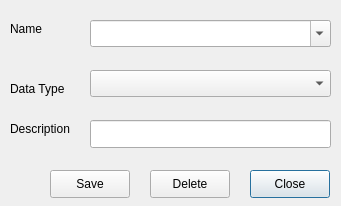
The window that open-ihm/gui/designs/ui_personalcharacteristics.ui (snim2mirror/openihm) describes before a commit, drawn with Qt 5.
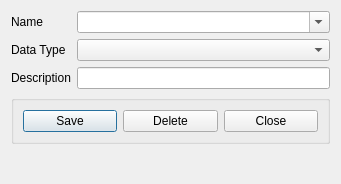
The same window after the commit.

Commit message: Added layout manager to most dialogs. One report and all tabbed dialogs still to go.

What changed in the file:
```diff
--- a/open-ihm/gui/designs/ui_personalcharacteristics.ui
+++ b/open-ihm/gui/designs/ui_personalcharacteristics.ui
@@ -7,129 +7,84 @@
     <x>0</x>
     <y>0</y>
     <width>341</width>
-    <height>206</height>
+    <height>184</height>
    </rect>
   </property>
   <property name="minimumSize">
    <size>
     <width>341</width>
-    <height>206</height>
+    <height>184</height>
    </size>
   </property>
   <property name="windowTitle">
    <string>Personal Characteristics</string>
   </property>
-  <widget class="QPushButton" name="btnPCharsClose">
-   <property name="geometry">
-    <rect>
-     <x>250</x>
-     <y>170</y>
-     <width>80</width>
-     <height>28</height>
-    </rect>
-   </property>
-   <property name="text">
-    <string>Close</string>
-   </property>
-  </widget>
-  <widget class="QPushButton" name="btnCharacteristicDelete">
-   <property name="geometry">
-    <rect>
-     <x>150</x>
-     <y>170</y>
-     <width>80</width>
-     <height>28</height>
-    </rect>
-   </property>
-   <property name="text">
-    <string>Delete</string>
-   </property>
-  </widget>
-  <widget class="QPushButton" name="btnCharacteristicSave">
-   <property name="geometry">
-    <rect>
-     <x>50</x>
-     <y>170</y>
-     <width>80</width>
-     <height>28</height>
-    </rect>
-   </property>
-   <property name="text">
-    <string>Save</string>
-   </property>
-  </widget>
-  <widget class="QComboBox" name="cmbCharacteristic">
-   <property name="geometry">
-    <rect>
-     <x>90</x>
-     <y>20</y>
-     <width>241</width>
-     <height>27</height>
-    </rect>
-   </property>
-   <property name="editable">
-    <bool>true</bool>
-   </property>
-  </widget>
-  <widget class="QComboBox" name="cmbDataType">
-   <property name="geometry">
-    <rect>
-     <x>90</x>
-     <y>70</y>
-     <width>241</width>
-     <height>27</height>
-    </rect>
-   </property>
-  </widget>
-  <widget class="QLabel" name="label">
-   <property name="geometry">
-    <rect>
-     <x>10</x>
-     <y>20</y>
-     <width>54</width>
-     <height>18</height>
-    </rect>
-   </property>
-   <property name="text">
-    <string>Name</string>
-   </property>
-  </widget>
-  <widget class="QLabel" name="label_2">
-   <property name="geometry">
-    <rect>
-     <x>10</x>
-     <y>80</y>
-     <width>61</width>
-     <height>18</height>
-    </rect>
-   </property>
-   <property name="text">
-    <string>Data Type</string>
-   </property>
-  </widget>
-  <widget class="QLabel" name="label_3">
-   <property name="geometry">
-    <rect>
-     <x>10</x>
-     <y>120</y>
-     <width>71</width>
-     <height>18</height>
-    </rect>
-   </property>
-   <property name="text">
-    <string>Description</string>
-   </property>
-  </widget>
-  <widget class="QLineEdit" name="txtDescription">
-   <property name="geometry">
-    <rect>
-     <x>90</x>
-     <y>120</y>
-     <width>241</width>
-     <height>28</height>
-    </rect>
-   </property>
-  </widget>
+  <layout class="QFormLayout" name="formLayout">
+   <item row="0" column="0">
+    <widget class="QLabel" name="label">
+     <property name="text">
+      <string>Name</string>
+     </property>
+    </widget>
+   </item>
+   <item row="0" column="1">
+    <widget class="QComboBox" name="cmbCharacteristic">
+     <property name="editable">
+      <bool>true</bool>
+     </property>
+    </widget>
+   </item>
+   <item row="1" column="0">
+    <widget class="QLabel" name="label_2">
+     <property name="text">
+      <string>Data Type</string>
+     </property>
+    </widget>
+   </item>
+   <item row="1" column="1">
+    <widget class="QComboBox" name="cmbDataType"/>
+   </item>
+   <item row="2" column="0">
+    <widget class="QLabel" name="label_3">
+     <property name="text">
+      <string>Description</string>
+     </property>
+    </widget>
+   </item>
+   <item row="2" column="1">
+    <widget class="QLineEdit" name="txtDescription"/>
+   </item>
+   <item row="3" column="0" colspan="2">
+    <widget class="QGroupBox" name="groupBox">
+     <property name="title">
+      <string/>
+     </property>
+     <layout class="QHBoxLayout" name="horizontalLayout">
+      <item>
+       <widget class="QPushButton" name="btnCharacteristicSave">
+        <property name="text">
+         <string>Save</string>
+        </property>
+       </widget>
+      </item>
+      <item>
+       <widget class="QPushButton" name="btnCharacteristicDelete">
+        <property name="text">
+         <string>Delete</string>
+        </property>
+       </widget>
+      </item>
+      <item>
+       <widget class="QPushButton" name="btnPCharsClose">
+        <property name="text">
+         <string>Close</string>
+        </property>
+       </widget>
+      </item>
+     </layout>
+    </widget>
+   </item>
+  </layout>
  </widget>
  <tabstops>
   <tabstop>cmbCharacteristic</tabstop>
```
Left out of the diff: 29 changed lines with no effect on the pictures. The commit also changes 97 other files.
